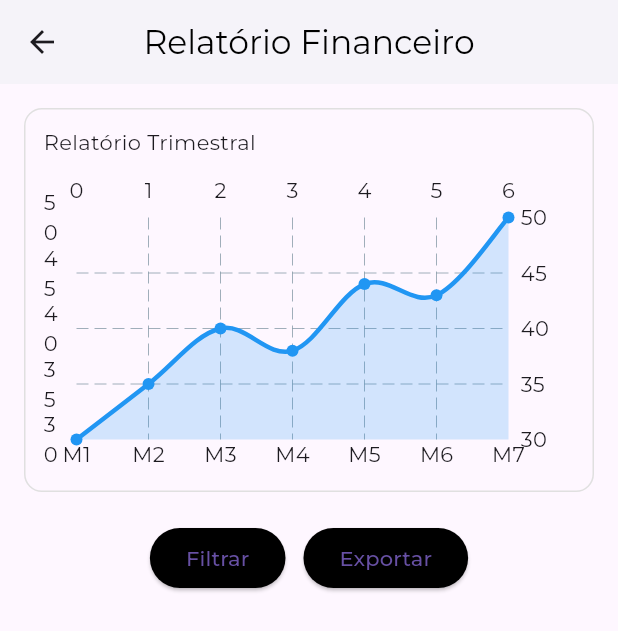
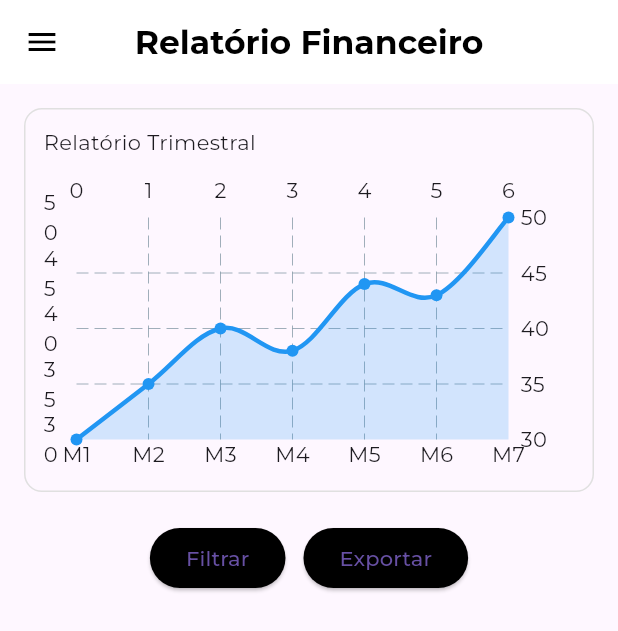
Before and after one commit to VinioVnz/profmate_mvc, a Flutter app: the FinanceiroView widget shown alone on an empty page, opened directly, after a tap on "Relatório", on a phone screen of 412 x 824 dp. Shown: the top 631 px of the screen. Run offline on Flutter 3.47's test engine with Material 3 defaults, Android fonts, the phone set to English and light mode, and no system bars; drawn by our look-alikes of fl_chart; our stand-ins replace google_fonts.

Commit message:
Alterações no financeiro

```diff
--- a/lib/src/views/financeiro_view.dart
+++ b/lib/src/views/financeiro_view.dart
@@ -91,7 +91,7 @@ class FinanceiroView extends StatelessWidget {
     return Expanded(
       child: Container(
          height: 120, // altura aumentada
-        padding: const EdgeInsets.all(12),
+        padding: const EdgeInsets.all(25),
         decoration: BoxDecoration(
           color: color,
           borderRadius: BorderRadius.circular(8),
@@ -100,7 +100,7 @@ class FinanceiroView extends StatelessWidget {
           crossAxisAlignment: CrossAxisAlignment.start,
           children: [
             Text(title, style: const TextStyle(color: Colors.white)),
-            const SizedBox(height: 5),
+            const SizedBox(height: 10),
             Text(
               value,
               style: const TextStyle(
--- a/lib/src/views/relatorio_view.dart
+++ b/lib/src/views/relatorio_view.dart
@@ -2,6 +2,7 @@ import 'package:flutter/material.dart';
 import 'package:fl_chart/fl_chart.dart';
 import 'package:profmate/src/views/financeiro_view.dart';
 import 'package:profmate/src/controller/relatorio_controller.dart';
+import 'package:profmate/src/widgets/base_layout.dart';
 
 class RelatorioView extends StatelessWidget {
   const RelatorioView({super.key});
@@ -10,13 +11,8 @@ class RelatorioView extends StatelessWidget {
   Widget build(BuildContext context) {
     final controller = RelatorioController();
 
-    return Scaffold(
-      appBar: AppBar(
-        centerTitle: true,
-        title: const Text('Relatório Financeiro', style: TextStyle(color: Colors.black)),
-        backgroundColor: Colors.white,
-        elevation: 2,
-      ),
+    return BaseLayout(
+      title: 'Relatório Financeiro',
       body: Padding(
         padding: const EdgeInsets.all(16),
         child: Column(
@@ -97,21 +93,6 @@ class RelatorioView extends StatelessWidget {
           ],
         ),
       ),
-      bottomNavigationBar: BottomNavigationBar(
-        currentIndex: 1,
-        onTap: (index) {
-          if (index == 1) {
-            Navigator.push(context, MaterialPageRoute(builder: (_) => const FinanceiroView()));
-          }
-        },
-        items: const [
-          BottomNavigationBarItem(icon: Icon(Icons.person), label: ""),
-          BottomNavigationBarItem(icon: Icon(Icons.home), label: ""),
-          BottomNavigationBarItem(icon: Icon(Icons.calendar_today), label: ""),
-          BottomNavigationBarItem(icon: Icon(Icons.notifications), label: ""),
-          BottomNavigationBarItem(icon: Icon(Icons.menu), label: ""),
-        ],
-      ),
     );
   }
 }
```
Also changed, not shown: 1 other file.
